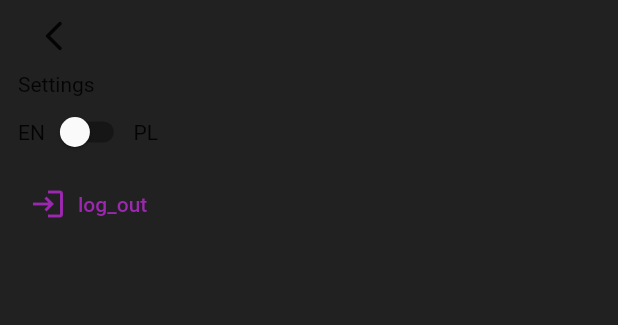
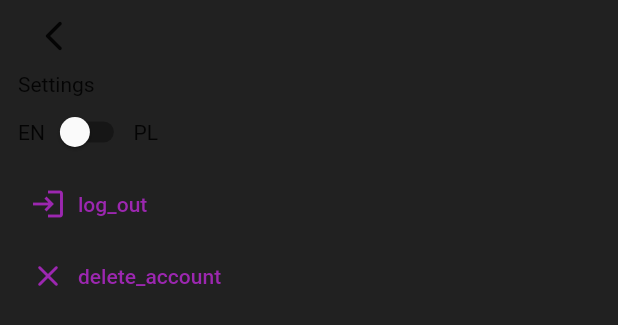
Before and after one commit to MaciejNawrot315/game_lib_app, a Flutter app: the MainDrawerView widget shown alone on an empty page, opened directly, on a phone screen of 412 x 824 dp. Shown: the top 325 px of the screen. Run offline on Flutter 3.47's test engine with Material 2 defaults, Android fonts, the light colour scheme and no system bars; our stand-ins replace bloc, cloud_firestore, dio, firebase_auth, firebase_core, flutter_bloc and 2 more; missing offline and left inert: cloud_firestore_web, firebase_auth_web, firebase_core_web; accounts and stored records are empty; network calls fail.

Commit message:
deleting works, but might contain errors

```diff
--- a/lib/blocs_and_cubits/auth/auth_bloc.dart
+++ b/lib/blocs_and_cubits/auth/auth_bloc.dart
@@ -36,5 +36,8 @@ class AuthBloc extends Bloc<AuthEvent, AuthState> {
     on<SignoutRequestedEvent>((event, emit) async {
       await authRepository.signout();
     });
+    on<DeletionRequestedEvent>((event, emit) async {
+      await authRepository.deleteCurrentUser();
+    });
   }
 }
--- a/lib/blocs_and_cubits/auth/auth_event.dart
+++ b/lib/blocs_and_cubits/auth/auth_event.dart
@@ -12,3 +12,5 @@ class AuthStateChangedEvent extends AuthEvent {
 }
 
 class SignoutRequestedEvent extends AuthEvent {}
+
+class DeletionRequestedEvent extends AuthEvent {}
--- a/lib/repositories/fb_auth_repository.dart
+++ b/lib/repositories/fb_auth_repository.dart
@@ -76,4 +76,8 @@ class AuthRepository {
   Future<void> signout() async {
     await firebaseAuth.signOut();
   }
+
+  Future<void> deleteCurrentUser() async {
+    await fb_auth.FirebaseAuth.instance.currentUser!.delete();
+  }
 }
--- a/lib/repositories/firestore_repository.dart
+++ b/lib/repositories/firestore_repository.dart
@@ -47,4 +47,8 @@ class FirestoreRepository {
       listName: FieldValue.arrayRemove([game.toJson()])
     });
   }
+
+  void deleteCurrentUserDatabase() {
+    usersRef.doc(fb_auth.FirebaseAuth.instance.currentUser?.uid).delete();
+  }
 }
--- a/lib/views/drawer/main_drawer_view.dart
+++ b/lib/views/drawer/main_drawer_view.dart
@@ -4,6 +4,7 @@ import 'package:game_lib_app/blocs_and_cubits/auth/auth_bloc.dart';
 import 'package:game_lib_app/blocs_and_cubits/drawer_cubit.dart';
 import 'package:game_lib_app/blocs_and_cubits/user_cubit.dart';
 import 'package:game_lib_app/models/user.dart';
+import 'package:game_lib_app/repositories/firestore_repository.dart';
 import 'package:get/get.dart';
 
 class MainDrawerView extends StatefulWidget {
@@ -58,23 +59,75 @@ class _MainDrawerViewState extends State<MainDrawerView> {
                 ],
               ),
               stateAuth.authStatus == AuthStatus.authenticated
-                  ? TextButton.icon(
+                  ? Column(
+                      crossAxisAlignment: CrossAxisAlignment.start,
+                      children: [
+                        TextButton.icon(
                             style: const ButtonStyle(
                               alignment: Alignment.topLeft,
                             ),
                             onPressed: () {
-                        context.read<AuthBloc>().add(SignoutRequestedEvent());
+                              context
+                                  .read<AuthBloc>()
+                                  .add(SignoutRequestedEvent());
                               context.read<UserCubit>().setToInitial();
                             },
                             icon: const Icon(Icons.login),
-                      label: Text("log_out".tr))
-                  : Column(children: [
+                            label: Text("log_out".tr)),
                         TextButton.icon(
                             style: const ButtonStyle(
                               alignment: Alignment.topLeft,
                             ),
-                          onPressed: () =>
-                              context.read<DrawerCubit>().changeToLoginState(),
+                            onPressed: () {
+                              showDialog(
+                                context: context,
+                                builder: ((context) => AlertDialog(
+                                      title: Text('delete_account'.tr),
+                                      content: Text(
+                                          'do_you_really_want_to_delete'.tr),
+                                      actions: [
+                                        TextButton(
+                                          child: const Text(
+                                            'OK',
+                                            style: TextStyle(color: Colors.red),
+                                          ),
+                                          onPressed: () {
+                                            context
+                                                .read<FirestoreRepository>()
+                                                .deleteCurrentUserDatabase();
+                                            context
+                                                .read<AuthBloc>()
+                                                .add(DeletionRequestedEvent());
+                                            context
+                                                .read<UserCubit>()
+                                                .setToInitial();
+                                            Navigator.pop(context);
+                                          },
+                                        ),
+                                        TextButton(
+                                          child: Text('cancel'.tr),
+                                          onPressed: () {
+                                            Navigator.pop(context);
+                                          },
+                                        ),
+                                      ],
+                                    )),
+                              );
+                            },
+                            icon: const Icon(Icons.close_rounded),
+                            label: Text("delete_account".tr)),
+                      ],
+                    )
+                  : Column(
+                      crossAxisAlignment: CrossAxisAlignment.start,
+                      children: [
+                          TextButton.icon(
+                              style: const ButtonStyle(
+                                alignment: Alignment.topLeft,
+                              ),
+                              onPressed: () => context
+                                  .read<DrawerCubit>()
+                                  .changeToLoginState(),
                               icon: const Icon(Icons.login),
                               label: Text("sign_in".tr)),
                           TextButton.icon(
--- a/pubspec.yaml
+++ b/pubspec.yaml
@@ -74,8 +74,12 @@ flutter:
   uses-material-design: true
 
   # To add assets to your application, add an assets section, like this:
+
   # assets:
   #   - images/a_dot_burr.jpeg
+
+
+
   #   - images/a_dot_ham.jpeg
 
   # An image asset can refer to one or more resolution-specific "variants", see
```
Also changed, not shown: 1 other file. Lines whose indentation alone changed are shown as unchanged.
